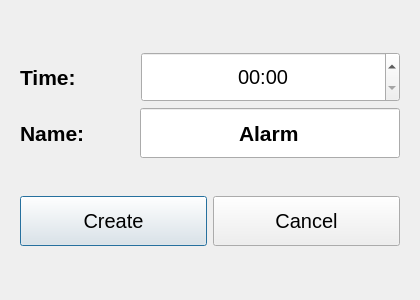
First picture: the form in SmartTimer/addalarmdialog.ui, repository secondYearProjects/SmartTimer, before the edit.
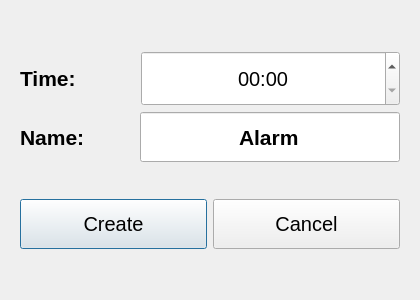
Second picture: the form after the edit. Icons and pictures are not drawn.

The edit to the form file:
```diff
--- a/SmartTimer/addalarmdialog.ui
+++ b/SmartTimer/addalarmdialog.ui
@@ -78,7 +78,13 @@
             <property name="minimumSize">
              <size>
               <width>259</width>
-              <height>50</height>
+              <height>55</height>
+             </size>
+            </property>
+            <property name="maximumSize">
+             <size>
+              <width>16777215</width>
+              <height>55</height>
              </size>
             </property>
             <property name="alignment">
```
